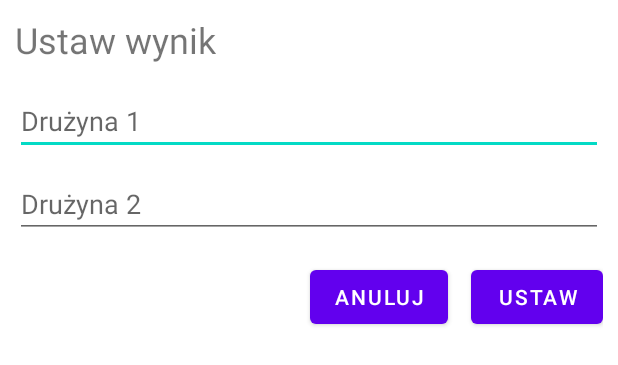
After one commit to mpnogaj/kormoran-admin-system-android, an Android app: the layout dialog_set_score.xml on its own in the app's theme, with its tools: preview values and no code run, on a phone screen of 412 x 824 dp. The commit adds this screen. Shown: the top 365 px of the screen. Run offline under Robolectric (Android 15) with nearby library versions, the phone set to English and light mode, and no system bars; network calls fail.

Commit message:
Working app

```diff
--- a/app/src/main/res/layout/activity_matches.xml
+++ b/app/src/main/res/layout/activity_matches.xml
@@ -9,6 +9,6 @@
     <ListView
         android:id="@+id/matchesActivityListView"
         android:layout_width="match_parent"
-        android:layout_height="wrap_content"
+        android:layout_height="match_parent"
         app:layout_constraintBottom_toTopOf="parent" />
 </androidx.constraintlayout.widget.ConstraintLayout>
--- a/app/src/main/res/layout/activity_tournaments.xml
+++ b/app/src/main/res/layout/activity_tournaments.xml
@@ -5,9 +5,10 @@
     android:layout_width="match_parent"
     android:layout_height="match_parent"
     tools:context=".activities.TournamentsActivity">
+
     <ListView
         android:id="@+id/tournamentsActivityList"
         android:layout_width="match_parent"
-        android:layout_height="wrap_content"
+        android:layout_height="match_parent"
         app:layout_constraintTop_toTopOf="parent"/>
 </androidx.constraintlayout.widget.ConstraintLayout>
--- /dev/null
+++ b/app/src/main/res/layout/dialog_set_score.xml
@@ -0,0 +1,61 @@
+<?xml version="1.0" encoding="utf-8"?>
+<androidx.constraintlayout.widget.ConstraintLayout xmlns:android="http://schemas.android.com/apk/res/android"
+    xmlns:app="http://schemas.android.com/apk/res-auto"
+    xmlns:tools="http://schemas.android.com/tools"
+    android:layout_width="match_parent"
+    android:layout_height="wrap_content"
+    android:layout_margin="10dp">
+
+    <TextView
+        android:id="@+id/setScoreDialogTitle"
+        android:layout_width="wrap_content"
+        android:layout_height="wrap_content"
+        android:text="@string/set_score"
+        android:textSize="24sp"
+        app:layout_constraintTop_toTopOf="parent"
+        app:layout_constraintStart_toStartOf="parent" />
+
+    <EditText
+        android:id="@+id/setScoreDialogTeam1Box"
+        android:layout_width="match_parent"
+        android:layout_height="wrap_content"
+        android:ems="10"
+        android:inputType="number"
+        android:hint="@string/team_1"
+        android:layout_marginTop="15dp"
+        app:layout_constraintStart_toStartOf="parent"
+        app:layout_constraintTop_toBottomOf="@id/setScoreDialogTitle"
+        android:importantForAutofill="no" />
+
+    <EditText
+        android:id="@+id/setScoreDialogTeam2Box"
+        android:layout_width="match_parent"
+        android:layout_height="wrap_content"
+        android:ems="10"
+        android:inputType="number"
+        android:hint="@string/team_2"
+        android:layout_marginTop="10dp"
+        app:layout_constraintStart_toStartOf="parent"
+        app:layout_constraintTop_toBottomOf="@id/setScoreDialogTeam1Box"
+        android:importantForAutofill="no" />
+
+    <Button
+        android:id="@+id/setScoreDialogCancelBtn"
+        android:layout_width="wrap_content"
+        android:layout_height="wrap_content"
+        android:text="@string/cancel"
+        android:layout_marginTop="15dp"
+        android:layout_marginEnd="15dp"
+        app:layout_constraintTop_toBottomOf="@id/setScoreDialogTeam2Box"
+        app:layout_constraintEnd_toStartOf="@id/setScoreDialogSetBtn" />
+
+    <Button
+        android:id="@+id/setScoreDialogSetBtn"
+        android:layout_width="wrap_content"
+        android:layout_height="wrap_content"
+        android:text="@string/set"
+        android:layout_marginTop="15dp"
+        app:layout_constraintTop_toBottomOf="@id/setScoreDialogTeam2Box"
+        app:layout_constraintEnd_toEndOf="parent" />
+
+</androidx.constraintlayout.widget.ConstraintLayout>
--- a/app/src/main/res/values/strings.xml
+++ b/app/src/main/res/values/strings.xml
@@ -3,4 +3,9 @@
     <string name="hint_username">Gargamel</string>
     <string name="hint_password">124Smerfy!</string>
     <string name="login">Login</string>
+    <string name="set_score">Ustaw wynik</string>
+    <string name="team_1">Drużyna 1</string>
+    <string name="team_2">Drużyna 2</string>
+    <string name="set">Ustaw</string>
+    <string name="cancel">Anuluj</string>
 </resources>
```
Also changed, not shown: app/src/main/java/com/mpnogaj/kormoranadminsystem/activities/MatchesActivity.java (+93 -10 lines), app/src/main/java/com/mpnogaj/kormoranadminsystem/helpers/Storage.java (+8 -0 lines), app/src/main/java/com/mpnogaj/kormoranadminsystem/models/Match.java (+21 -1 lines).
